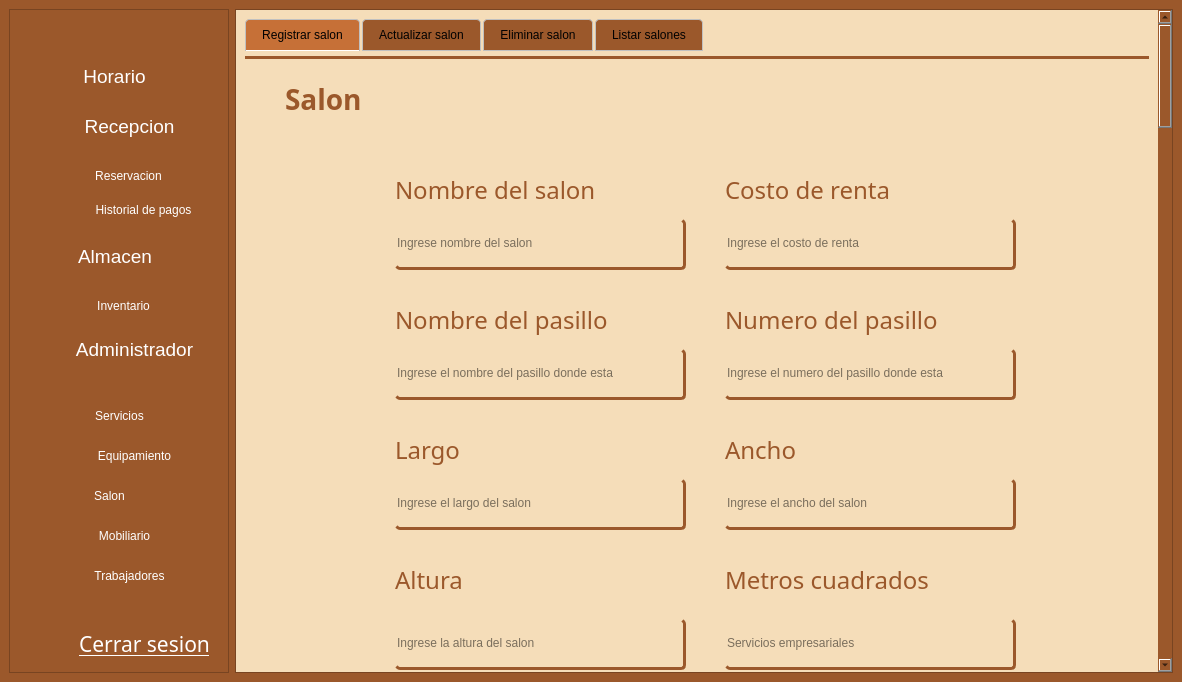
First picture: the form in gui/admin_screen.ui, repository asp-laboratories/BookingRoom_Software, before the edit.
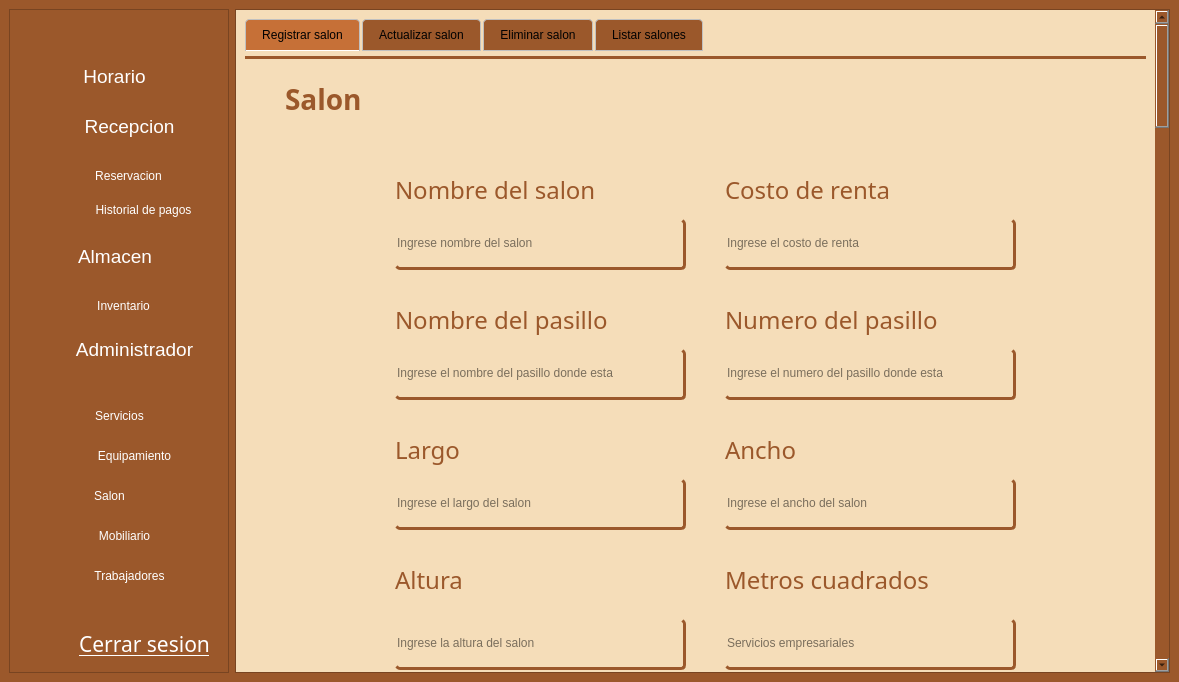
Second picture: the form after the edit. The open tabs and pages were chosen to show the change. Icons and pictures are not drawn.

Commit message: almost_fix(gui): Creo que se soluciono equipamiento

The edit to the form file:
```diff
--- a/gui/admin_screen.ui
+++ b/gui/admin_screen.ui
@@ -6,7 +6,7 @@
    <rect>
     <x>0</x>
     <y>0</y>
-    <width>1182</width>
+    <width>1179</width>
     <height>682</height>
    </rect>
   </property>
@@ -686,8 +686,8 @@
        <property name="geometry">
         <rect>
          <x>0</x>
-         <y>-1767</y>
-         <width>951</width>
+         <y>0</y>
+         <width>948</width>
          <height>4000</height>
         </rect>
        </property>
```
Left out of the diff: 2 changed lines with no effect on the pictures. The commit also changes 1 other file.
